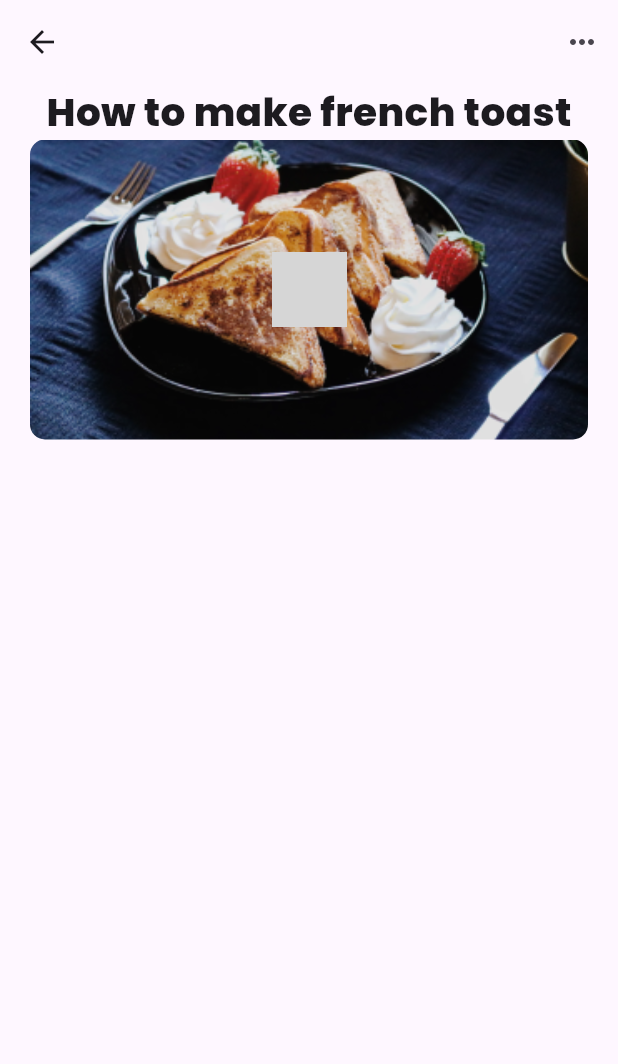
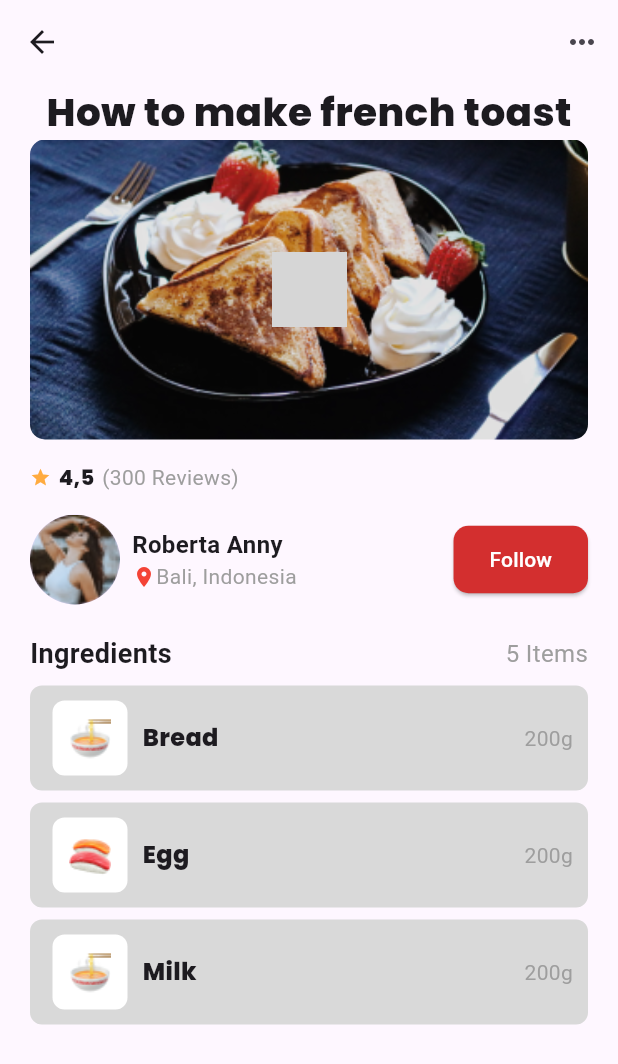
Before and after one commit to KachyBiggs/Flutter-project-menu-page, a Flutter app: the screen it shows after launch, on a phone screen of 412 x 824 dp. Shown: the top 1064 px of the screen. Run offline on Flutter 3.47's test engine with Material 3 defaults, Android fonts, the phone set to English and light mode, and no system bars; grey boxes are pictures that could not be loaded.

Commit message:
final outlook

```diff
--- a/lib/main.dart
+++ b/lib/main.dart
@@ -55,7 +55,15 @@ class MyHomePage extends StatelessWidget {
                 ImageSection(
                     image: 'Images/Dish.png',
                     playImage: 'Images/Play button.png'),
-
+                StarIcon(ratings: '4,5', reviews: '(300 Reviews)'),
+                BioSection(
+                  ladyImage: 'Images/girl.png',
+                  username: 'Roberta Anny',
+                  location: 'Bali, Indonesia',
+                  followButton: 'Follow',
+                ),
+                Ingredients(ingredients: 'Ingredients', items: '5 Items'),
+                ItemSection()
               ],
             )));
   }
@@ -79,6 +87,7 @@ class LeadingText extends StatelessWidget {
     ]);
   }
 }
+
 class ImageSection extends StatelessWidget {
   const ImageSection({super.key, required this.image, required this.playImage});
 
@@ -108,6 +117,7 @@ class ImageSection extends StatelessWidget {
     );
   }
 }
+
 class StarIcon extends StatelessWidget {
   const StarIcon({super.key, required this.ratings, required this.reviews});
 
@@ -142,6 +152,7 @@ class StarIcon extends StatelessWidget {
     );
   }
 }
+
 class BioSection extends StatelessWidget {
   const BioSection(
       {super.key,
@@ -217,6 +228,7 @@ class BioSection extends StatelessWidget {
     );
   }
 }
+
 class Ingredients extends StatelessWidget {
   const Ingredients(
       {super.key, required this.ingredients, required this.items});
@@ -250,3 +262,89 @@ class Ingredients extends StatelessWidget {
         ));
   }
 }
+
+class ItemSection extends StatelessWidget {
+  const ItemSection({super.key});
+
+  @override
+  Widget build(BuildContext context) {
+    return const Column(children: [
+      ItemList(
+          itemImage: 'Images/Tea.png',
+          itemName: 'Bread',
+          itemWeight: '200g'),
+      ItemList(
+          itemImage: 'Images/Burger.png',
+          itemName: 'Egg',
+          itemWeight: '200g'),
+      ItemList(
+          itemImage: 'Images/Tea.png',
+          itemName: 'Milk',
+          itemWeight: '200g')
+    ]);
+  }
+}
+
+class ItemList extends StatelessWidget {
+  const ItemList(
+      {super.key,
+      required this.itemImage,
+      required this.itemName,
+      required this.itemWeight});
+
+  final String itemImage;
+  final String itemName;
+  final String itemWeight;
+
+  @override
+  Widget build(BuildContext context) {
+    return Padding(
+      padding: const EdgeInsets.only(top: 8.0),
+      child: Container(
+        padding: const EdgeInsets.only(
+            top: 10.0, left: 15.0, bottom: 10.0, right: 10.0),
+        decoration: BoxDecoration(
+            color: const Color.fromARGB(255, 217, 217, 217),
+            borderRadius: BorderRadius.circular(8.0)),
+        child: Row(
+          mainAxisAlignment: MainAxisAlignment.spaceBetween,
+          children: [
+            Row(
+              children: [
+                Container(
+                  decoration: BoxDecoration(
+                      color: Colors.white,
+                      borderRadius: BorderRadius.circular(8.0)),
+                  child: Image.asset(
+                    itemImage,
+                    height: 50.0,
+                    width: 50.0,
+                  ),
+                ),
+                const SizedBox(
+                  width: 10.0,
+                ),
+                Text(
+                  itemName,
+                  style: const TextStyle(
+                      fontSize: 16.0,
+                      fontFamily: 'Poppins',
+                      fontWeight: FontWeight.bold),
+                ),
+              ],
+            ),
+            Row(children: [
+              Text(
+                itemWeight,
+                style: const TextStyle(
+                  fontSize: 14.0,
+                  color: Colors.grey,
+                ),
+              )
+            ]),
+          ],
+        ),
+      ),
+    );
+  }
+}
```
